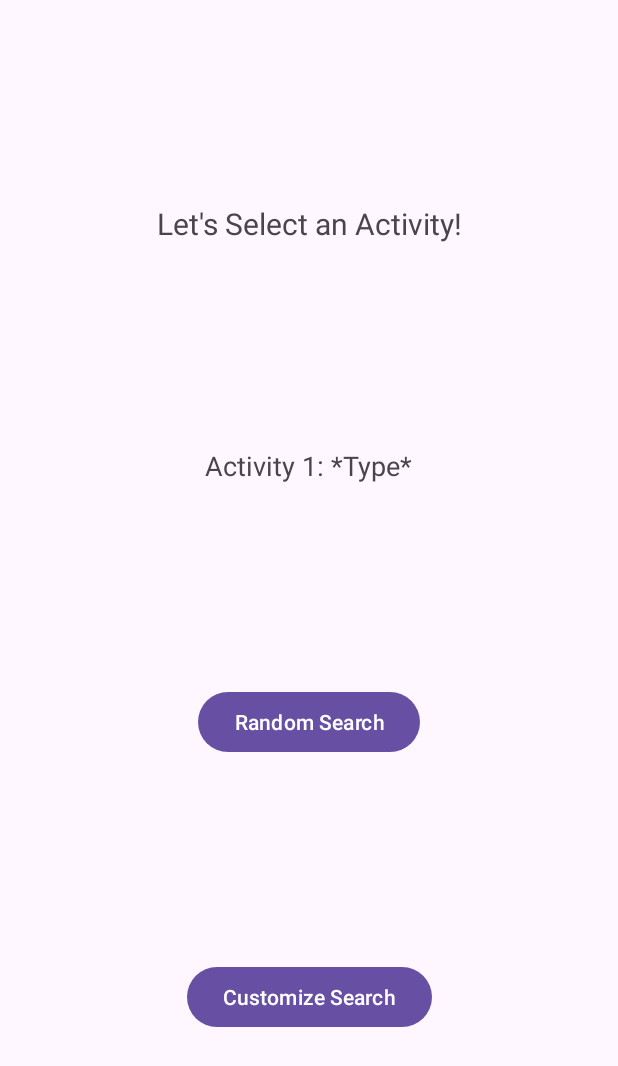
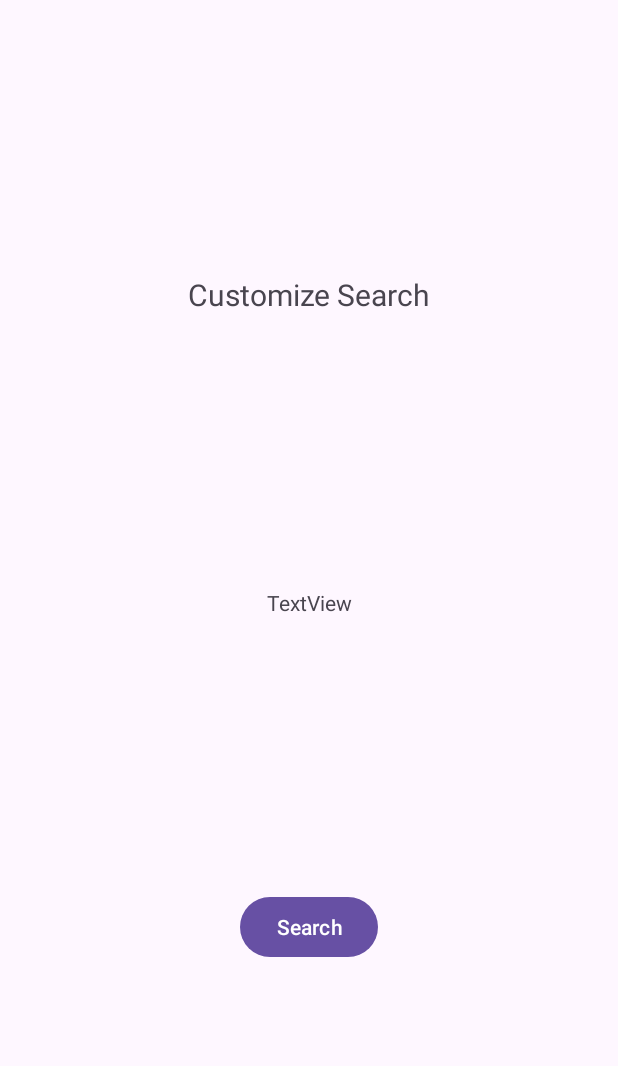
Before and after one commit to CS5520FeinbergFall2023/group-project-group-4, an Android app: the PreSwipeActivity screen opened directly, with no data from a screen before it, after a tap on "Customize Search", on a phone screen of 412 x 824 dp. Shown: the top 1066 px of the screen. Run offline under Robolectric (Android 15) with nearby library versions, the phone set to English and light mode, and no system bars; 3 statements that could not run were skipped.

Commit message:
add CustomizeSearchActivity (non-functional) and add cardview to initial plan screen activity slot items

```diff
--- a/app/src/main/AndroidManifest.xml
+++ b/app/src/main/AndroidManifest.xml
@@ -12,6 +12,9 @@
         android:supportsRtl="true"
         android:theme="@style/Theme.GroupProjectOutAndAbout"
         tools:targetApi="31">
+        <activity
+            android:name=".ui.plan.CustomizeSearchActivity"
+            android:exported="false" />
         <activity
             android:name=".ui.plan.PreSwipeActivity"
             android:exported="false" />
--- /dev/null
+++ b/app/src/main/java/edu/northeastern/groupproject_outandabout/ui/plan/CustomizeSearchActivity.java
@@ -0,0 +1,53 @@
+package edu.northeastern.groupproject_outandabout.ui.plan;
+
+import androidx.appcompat.app.AppCompatActivity;
+
+import android.content.Intent;
+import android.os.Bundle;
+import android.util.Log;
+import android.widget.TextView;
+
+import edu.northeastern.groupproject_outandabout.ActivityType;
+import edu.northeastern.groupproject_outandabout.R;
+
+public class CustomizeSearchActivity extends AppCompatActivity {
+
+    private TextView testTV;
+    @Override
+    protected void onCreate(Bundle savedInstanceState) {
+        super.onCreate(savedInstanceState);
+        setContentView(R.layout.activity_customize_search);
+
+        testTV = findViewById(R.id.typeTestTV);
+
+        // Get intent to determine the customization type
+        Intent intent = getIntent();
+        setLayoutByType((ActivityType)intent.getSerializableExtra("ActivityType"));
+
+    }
+
+    private void setLayoutByType(ActivityType type) {
+        Log.d("TEST", "setLayoutByType: " + type);
+        switch (type) {
+            case RESTAURANT:
+                //restaurant layout
+                testTV.setText("Restaurant");
+                break;
+            case ENTERTAINMENT:
+                //entertainment layout
+                testTV.setText("Entertainment");
+                break;
+            case NIGHTLIFE:
+                //nightlife layout
+                testTV.setText("Nightlife");
+                break;
+            case OUTDOORS:
+                //outdoors layout
+                testTV.setText("Outdoor");
+                break;
+            default:
+                testTV.setText("None");
+
+        }
+    }
+}
--- a/app/src/main/java/edu/northeastern/groupproject_outandabout/ui/plan/PreSwipeActivity.java
+++ b/app/src/main/java/edu/northeastern/groupproject_outandabout/ui/plan/PreSwipeActivity.java
@@ -24,6 +24,7 @@ public class PreSwipeActivity extends AppCompatActivity {
     private final Handler threadHandler = new Handler();
 
     private static final int REQUEST_CODE_SWIPE_ACTIVITY = 200;
+    private static final int REQUEST_CODE_CUSTOMIZE_ACTIVITY = 300;
 
     @Override
     protected void onCreate(Bundle savedInstanceState) {
@@ -46,8 +47,15 @@ public class PreSwipeActivity extends AppCompatActivity {
     protected void onActivityResult(int requestCode, int resultCode, Intent data) {
         super.onActivityResult(requestCode, resultCode, data);
 
-        // If ActivityOption was selected and returned, add to plan
-        if (requestCode == REQUEST_CODE_SWIPE_ACTIVITY && resultCode == RESULT_OK
+        // If customized search query API response returned from Customize Activity, launch swiping activity
+        if (requestCode == REQUEST_CODE_CUSTOMIZE_ACTIVITY && resultCode == RESULT_OK
+                && data.hasExtra("Response")) {
+            Intent intent = new Intent(this, SwipeActivity.class);
+            intent.putExtra("Response", data.getStringExtra("Response"));
+            startActivityForResult(intent, REQUEST_CODE_SWIPE_ACTIVITY);
+        }
+        // If ActivityOption was selected and returned from swiping, add to plan
+        else if (requestCode == REQUEST_CODE_SWIPE_ACTIVITY && resultCode == RESULT_OK
                 && data.hasExtra("SelectedActivity")) {
             ActivityOption selectedActivity = (ActivityOption)data.getSerializableExtra("SelectedActivity");
 
@@ -96,7 +104,9 @@ public class PreSwipeActivity extends AppCompatActivity {
         // Customize Search Button
         Button customizeButton = findViewById(R.id.customizeButton);
         customizeButton.setOnClickListener(view -> {
-            //TODO: Implement Customize Search Activity/Features
+            Intent intent = new Intent(this, CustomizeSearchActivity.class);
+            intent.putExtra("ActivityType", this.plan.getActivitySlots().get(searchActivityIndex).getType());
+            startActivityForResult(intent, REQUEST_CODE_CUSTOMIZE_ACTIVITY);
         });
     }
 
--- /dev/null
+++ b/app/src/main/res/layout/activity_customize_search.xml
@@ -0,0 +1,39 @@
+<?xml version="1.0" encoding="utf-8"?>
+<androidx.constraintlayout.widget.ConstraintLayout xmlns:android="http://schemas.android.com/apk/res/android"
+    xmlns:app="http://schemas.android.com/apk/res-auto"
+    xmlns:tools="http://schemas.android.com/tools"
+    android:layout_width="match_parent"
+    android:layout_height="match_parent"
+    tools:context=".ui.plan.CustomizeSearchActivity">
+
+    <TextView
+        android:id="@+id/customizeSearchTitleTV"
+        android:layout_width="wrap_content"
+        android:layout_height="wrap_content"
+        android:text="Customize Search"
+        android:textSize="20sp"
+        app:layout_constraintBottom_toTopOf="@+id/typeTestTV"
+        app:layout_constraintEnd_toEndOf="parent"
+        app:layout_constraintStart_toStartOf="parent"
+        app:layout_constraintTop_toTopOf="parent" />
+
+    <Button
+        android:id="@+id/customizeSearchButton"
+        android:layout_width="wrap_content"
+        android:layout_height="wrap_content"
+        android:text="Search"
+        app:layout_constraintBottom_toBottomOf="parent"
+        app:layout_constraintEnd_toEndOf="parent"
+        app:layout_constraintStart_toStartOf="parent"
+        app:layout_constraintTop_toBottomOf="@+id/typeTestTV" />
+
+    <TextView
+        android:id="@+id/typeTestTV"
+        android:layout_width="wrap_content"
+        android:layout_height="wrap_content"
+        android:text="TextView"
+        app:layout_constraintBottom_toTopOf="@+id/customizeSearchButton"
+        app:layout_constraintEnd_toEndOf="parent"
+        app:layout_constraintStart_toStartOf="parent"
+        app:layout_constraintTop_toBottomOf="@+id/customizeSearchTitleTV" />
+</androidx.constraintlayout.widget.ConstraintLayout>
```
Also changed, not shown: app/src/main/res/layout/activity_row.xml (+15 -3 lines).
